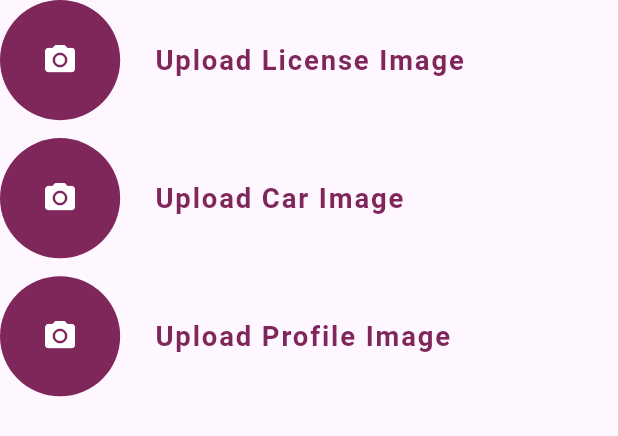
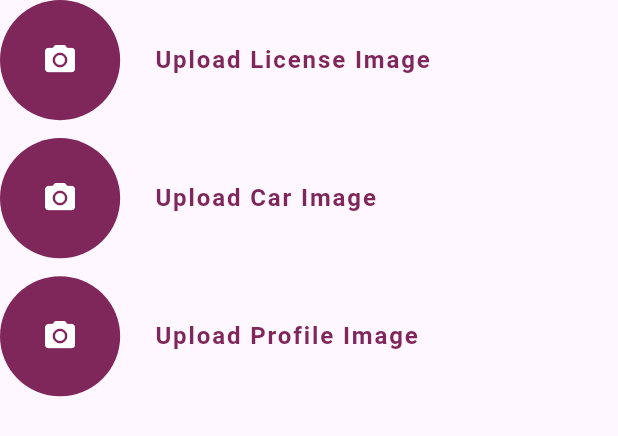
Before and after one commit to fekry1911/PickMe, a Flutter app: the CarFiles widget shown alone on an empty page, opened directly with empty values, on a phone screen of 412 x 824 dp. Shown: the top 436 px of the screen. Run offline on Flutter 3.47's test engine with Material 3 defaults, Android fonts, the light colour scheme and no system bars; drawn by our look-alikes of auto_size_text; our stand-ins replace bloc, cherry_toast, cloud_firestore, device_preview, equatable, firebase_auth and 12 more; accounts and stored records are empty; Roboto replaces fonts that are missing (Alice); project files that could hold a hidden picture were left out.

Commit message:
// finish status of driver

```diff
--- a/lib/core/di/di.dart
+++ b/lib/core/di/di.dart
@@ -1,5 +1,6 @@
 import 'package:cloud_firestore/cloud_firestore.dart';
 import 'package:firebase_auth/firebase_auth.dart';
+import 'package:firebase_database/firebase_database.dart';
 import 'package:get_it/get_it.dart';
 import 'package:google_sign_in/google_sign_in.dart';
 import 'package:supabase_flutter/supabase_flutter.dart';
@@ -7,6 +8,7 @@ import 'package:wasalni1/feature/login/data/rebo/get_user_data/get_user_data_imp
 import 'package:wasalni1/feature/register/data/rebo/create_email/create_email.dart';
 import 'package:wasalni1/feature/register/data/rebo/create_email/create_email_impl.dart';
 import 'package:wasalni1/feature/register/logic/registeration_cubit.dart';
+import '../../feature/driver/home/logic/driver_home_cubit.dart';
 import '../../feature/driver/set_data/data/rebo/image_pick.dart';
 import '../../feature/driver/set_data/data/rebo/save_driver_car_data.dart';
 import '../../feature/driver/set_data/logic/set_up_driver_data_cubit.dart';
@@ -26,6 +28,7 @@ void setupServiceLocator() {
   sl.registerLazySingleton<FirebaseFirestore>(() => FirebaseFirestore.instance);
   sl.registerLazySingleton<GoogleSignIn>(() => GoogleSignIn());
   sl.registerLazySingleton<SupabaseClient>(() => Supabase.instance.client);
+  sl.registerLazySingleton<DatabaseReference>(() => FirebaseDatabase.instance.ref());
 
 
 
@@ -35,7 +38,7 @@ void setupServiceLocator() {
   sl.registerLazySingleton<SaveUserData>(() => SaveUserDataImpl(sl()),);
   sl.registerLazySingleton<CreateEmail>(() => CreateEmailImpl(sl()),);
   sl.registerLazySingleton<GetUserData>(() => GetUserDataImpl(sl()),);
-  sl.registerLazySingleton<SaveDriverCarData>(() => SaveDriverCarData(sl()),);
+  sl.registerLazySingleton<SaveDriverCarData>(() => SaveDriverCarData(sl(),sl()),);
   sl.registerLazySingleton<SupabaseImageService>(() => SupabaseImageService(sl<SupabaseClient>()),);
 
 
@@ -49,6 +52,7 @@ void setupServiceLocator() {
   sl.registerFactory<LoginCubit>(() => LoginCubit(sl<AuthGoogleService>(),sl<SignInWithEmailAndPassword>(),sl<GetUserData>()));
   sl.registerFactory<RegisterCubit>(() => RegisterCubit(sl<CreateEmail>(),sl<SaveUserData>()));
   sl.registerFactory<SetUpDriverDataCubit>(() => SetUpDriverDataCubit(sl<SaveDriverCarData>(),sl<SupabaseImageService>()));
+  sl.registerFactory<DriverHomeCubit>(() => DriverHomeCubit(sl<DatabaseReference>()));
 
 
 
--- a/lib/core/routing/app_router.dart
+++ b/lib/core/routing/app_router.dart
@@ -1,6 +1,7 @@
 import 'package:flutter/material.dart';
 import 'package:flutter_bloc/flutter_bloc.dart';
 import 'package:wasalni1/feature/Passenger/set_data/presentation/set_data.dart';
+import 'package:wasalni1/feature/driver/home/logic/driver_home_cubit.dart';
 import 'package:wasalni1/feature/driver/home/presentation/driver_home.dart';
 import 'package:wasalni1/feature/driver/set_data/presentation/set_data.dart';
 import 'package:wasalni1/feature/login/presentation/login_screen.dart';
@@ -46,7 +47,10 @@ class AppRouter {
 
       case driverHome: // من const.dart
         return PageRouteBuilder(
-          pageBuilder: (context, animation, secondaryAnimation) => DriverHome(),
+          pageBuilder: (context, animation, secondaryAnimation) => BlocProvider(
+            create: (context) => sl<DriverHomeCubit>(),
+            child: DriverHome(),
+          ),
           transitionsBuilder: (context, animation, secondaryAnimation, child) {
             return FadeTransition(opacity: animation, child: child);
           },
--- /dev/null
+++ b/lib/feature/driver/home/logic/driver_home_cubit.dart
@@ -0,0 +1,43 @@
+import 'package:bloc/bloc.dart';
+import 'package:equatable/equatable.dart';
+import 'package:firebase_database/firebase_database.dart';
+import 'package:flutter/cupertino.dart';
+import 'package:flutter_bloc/flutter_bloc.dart';
+
+import '../../../../core/di/di.dart';
+import '../../../login/logic/login_cubit.dart';
+import '../presentation/screens/driver_main.dart';
+import '../presentation/screens/driver_setting.dart';
+
+part 'driver_home_state.dart';
+
+class DriverHomeCubit extends Cubit<DriverHomeState> {
+  final DatabaseReference _db;
+
+  DriverHomeCubit(this._db) : super(DriverHomeInitial());
+  int index = 0;
+  List<Widget> screens = [DriverMainHome(), BlocProvider(
+    create: (context) => sl<LoginCubit>(),
+    child: DriverSetting(),
+  )
+  ];
+
+  changeIndex(index) {
+    this.index = index;
+    emit(ChangeIndex(index: index));
+  }
+
+  Stream<bool> getAvailabilityStream(String uid) {
+    final ref = _db.child('drivers/$uid/availability');
+    return ref.onValue.map((event) {
+      final value = event.snapshot.value;
+      return value == true; // لو مش موجود يبقى false
+    });
+  }
+  Future<void> setAvailability(String uid, bool isAvailable) async {
+    await _db.child('drivers/$uid').update({
+      'availability': isAvailable,
+    });
+  }
+
+}
--- a/lib/feature/driver/set_data/logic/set_up_driver_data_cubit.dart
+++ b/lib/feature/driver/set_data/logic/set_up_driver_data_cubit.dart
@@ -81,6 +81,7 @@ class SetUpDriverDataCubit extends Cubit<SetUpDriverDataState> {
       await saveDriverCarData.saveDriverCarData(carModel, uid).then((
         onValue,
       ) async {
+        await saveDriverCarData.setAvailability(uid, true);
         await CacheHelper.putBoolean(key: "carDataFinished", value: true);
       });
 
--- a/lib/feature/driver/set_data/presentation/set_data.dart
+++ b/lib/feature/driver/set_data/presentation/set_data.dart
@@ -111,6 +111,7 @@ class SetDataDriver extends StatelessWidget {
                       context.pushAndRemoveUntil(driverHome);
                     }
                     if(state is ErrorPickImageFile){
+                      Navigator.pop(context);
                       showErrorToast(context, state.error);
                     }
                     if(state is LoadingImage){
--- a/lib/feature/driver/set_data/presentation/widgets/car_data.dart
+++ b/lib/feature/driver/set_data/presentation/widgets/car_data.dart
@@ -1,3 +1,4 @@
+import 'package:auto_size_text/auto_size_text.dart';
 import 'package:flutter/material.dart';
 import 'package:flutter_screenutil/flutter_screenutil.dart';
 import 'package:google_fonts/google_fonts.dart';
@@ -38,10 +39,12 @@ class CarFiles extends StatelessWidget {
                 onPressed: () {
                   cubit.pickLicense();
                 },
-                child: Text(
+                child: AutoSizeText(
+                  maxLines: 1,
+                  minFontSize:13.sp.roundToDouble(),
+                  maxFontSize: 16.sp.roundToDouble(),
                   "Upload License Image",
                   style: GoogleFonts.alice(
-                    fontSize: 16.sp,
                     fontWeight: FontWeight.w600,
                     color: AppColors.mainColor,
                   ),
@@ -75,10 +78,12 @@ class CarFiles extends StatelessWidget {
                 onPressed: () {
                   cubit.pickCarFile();
                 },
-                child: Text(
+                child: AutoSizeText(
+                  maxLines: 1,
+                  minFontSize:13.sp.roundToDouble(),
+                  maxFontSize: 16.sp.roundToDouble(),
                   "Upload Car Image",
                   style: GoogleFonts.alice(
-                    fontSize: 16.sp,
                     fontWeight: FontWeight.w600,
                     color: AppColors.mainColor,
                   ),
@@ -113,10 +118,12 @@ class CarFiles extends StatelessWidget {
                 onPressed: () {
                   cubit.pickProfileFile();
                 },
-                child: Text(
+                child: AutoSizeText(
+                  maxLines: 1,
+                  minFontSize:13.sp.roundToDouble(),
+                  maxFontSize: 16.sp.roundToDouble(),
                   "Upload Profile Image",
                   style: GoogleFonts.alice(
-                    fontSize: 16.sp,
                     fontWeight: FontWeight.w600,
                     color: AppColors.mainColor,
                   ),
--- a/lib/feature/login/logic/login_cubit.dart
+++ b/lib/feature/login/logic/login_cubit.dart
@@ -64,6 +64,7 @@ class LoginCubit extends Cubit<LoginState> {
       if (userModel != null) {
         await CacheHelper.putString(key: "uid", value: userModel.uid);
         await CacheHelper.putString(key: "type", value: userModel.userType);
+        await CacheHelper.putBoolean(key: "carDataFinished", value: true);
         emitState(GetDataSuccess(userModel));
       } else {
         emitState(GetUserDataFailure("User data not found"));
@@ -77,6 +78,10 @@ class LoginCubit extends Cubit<LoginState> {
 
   Future<void> signOut() async {
     await _authService.signOut();
+    CacheHelper.removeString(key: "uid");
+    CacheHelper.removeString(key: "type");
+    CacheHelper.removeBool(key: "carDataFinished");
+    emitState(SignOutSuccess());
   }
 
   void emitState(LoginState state) {
--- a/lib/feature/login/logic/login_state.dart
+++ b/lib/feature/login/logic/login_state.dart
@@ -49,3 +49,8 @@ final class GetUserDataFailure extends LoginState {
   @override
   List<Object?> get props => [error, timestamp];
 }
+
+final class SignOutSuccess extends LoginState {
+  @override
+  List<Object?> get props => [];
+}
--- a/pubspec.yaml
+++ b/pubspec.yaml
@@ -54,7 +54,7 @@ dependencies:
   intl: ^0.20.2
   supabase_flutter: ^2.0.0
   image_picker: ^1.1.1
-
+  firebase_database: ^12.0.1
 
 
 
```
Also changed, not shown: lib/feature/driver/home/logic/driver_home_state.dart (added, +19 -0 lines), lib/feature/driver/home/presentation/driver_home.dart (+27 -10 lines), lib/feature/driver/home/presentation/screens/driver_main.dart (added, +55 -0 lines), lib/feature/driver/home/presentation/screens/driver_setting.dart (added, +55 -0 lines), lib/feature/driver/set_data/data/rebo/save_driver_car_data.dart (+9 -1 lines), pubspec.lock, 1 other file.
